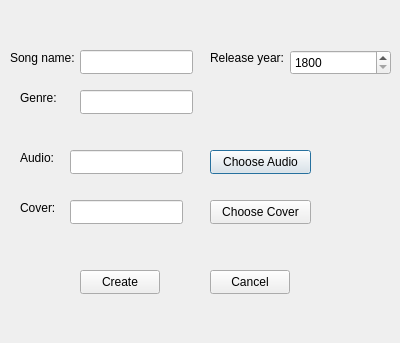
This is createsongdialog.ui in Kiana-hash/MusicAppQt as Qt 5 draws it before an edit. The edited form follows.
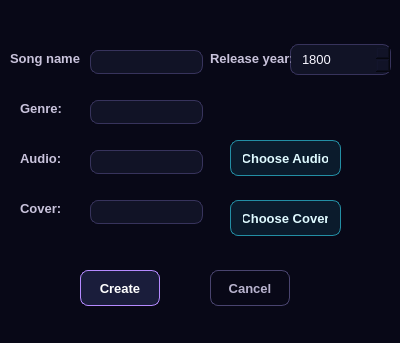
This is the edited form.

Commit message: made the ui stylish with stylesheets and added resource file for  background images inside app

Diff of the .ui file:
```diff
--- a/createsongdialog.ui
+++ b/createsongdialog.ui
@@ -13,10 +13,350 @@
   <property name="windowTitle">
    <string>Dialog</string>
   </property>
+  <property name="styleSheet">
+   <string notr="true">/* =========================================
+   SHARED DARK SYNTHWAVE FOUNDATION
+   ========================================= */
+
+QWidget {
+    color: #F7F5FF;
+    font-family: &quot;Segoe UI&quot;;
+    font-size: 10pt;
+}
+
+QDialog,
+QMainWindow {
+    background-color: #080817;
+}
+
+/* ---------- Labels ---------- */
+
+QLabel {
+    color: #F7F5FF;
+    background-color: transparent;
+}
+
+/* ---------- Text inputs ---------- */
+
+QLineEdit,
+QTextEdit,
+QSpinBox,
+QComboBox {
+    color: #F7F5FF;
+    background-color: rgba(17, 19, 39, 235);
+
+    border: 1px solid #37335C;
+    border-radius: 8px;
+
+    padding: 6px 9px;
+
+    selection-background-color: #8B5CF6;
+    selection-color: white;
+}
+
+QLineEdit:hover,
+QTextEdit:hover,
+QSpinBox:hover,
+QComboBox:hover {
+    border-color: #625A92;
+}
+
+QLineEdit:focus,
+QTextEdit:focus,
+QSpinBox:focus,
+QComboBox:focus {
+    background-color: #151831;
+    border: 1px solid #27D7F2;
+}
+
+QLineEdit:disabled,
+QTextEdit:disabled,
+QSpinBox:disabled,
+QComboBox:disabled {
+    color: #686581;
+    background-color: #0E1022;
+    border-color: #25233D;
+}
+
+/* ---------- Combo box ---------- */
+
+QComboBox::drop-down {
+    width: 25px;
+    border: none;
+}
+
+QComboBox QAbstractItemView {
+    color: #F7F5FF;
+    background-color: #14162D;
+
+    border: 1px solid #534B82;
+    border-radius: 7px;
+
+    padding: 4px;
+    outline: none;
+
+    selection-color: white;
+    selection-background-color: #734BD1;
+}
+
+/* ---------- Buttons ---------- */
+
+QPushButton {
+    min-height: 30px;
+
+    color: #F7F5FF;
+    background-color: #1A1D3B;
+
+    border: 1px solid #49446F;
+    border-radius: 8px;
+
+    padding: 2px 12px;
+
+    font-weight: 600;
+}
+
+QPushButton:hover {
+    background-color: #27264D;
+    border-color: #9B7CFF;
+}
+
+QPushButton:pressed {
+    background-color: #342A68;
+    border-color: #F15BB5;
+}
+
+QPushButton:focus {
+    border-color: #27D7F2;
+}
+
+QPushButton:disabled {
+    color: #686581;
+    background-color: #101225;
+    border-color: #282640;
+}
+
+/* ---------- Lists ---------- */
+
+QListWidget {
+    color: #F7F5FF;
+    background-color: rgba(14, 16, 35, 238);
+
+    border: 1px solid #302D52;
+    border-radius: 12px;
+
+    padding: 5px;
+    outline: none;
+}
+
+QListWidget::item {
+    min-height: 34px;
+
+    margin: 2px;
+    padding: 6px 9px;
+
+    border-radius: 8px;
+}
+
+QListWidget::item:hover {
+    background-color: rgba(93, 68, 157, 125);
+}
+
+QListWidget::item:selected {
+    color: white;
+    background-color: #6842C2;
+}
+
+/* ---------- Scrollbars ---------- */
+
+QScrollBar:vertical {
+    width: 10px;
+
+    background-color: transparent;
+
+    margin: 5px 2px 5px 0;
+}
+
+QScrollBar::handle:vertical {
+    min-height: 30px;
+
+    background-color: #4C4477;
+    border-radius: 5px;
+}
+
+QScrollBar::handle:vertical:hover {
+    background-color: #8B5CF6;
+}
+
+QScrollBar::add-line:vertical,
+QScrollBar::sub-line:vertical,
+QScrollBar::add-page:vertical,
+QScrollBar::sub-page:vertical {
+    height: 0;
+    background-color: transparent;
+}
+
+/* ---------- Radio buttons ---------- */
+
+QRadioButton {
+    color: #D8D4EC;
+    spacing: 7px;
+}
+
+QRadioButton::indicator {
+    width: 15px;
+    height: 15px;
+
+    background-color: #111327;
+
+    border: 1px solid #625A92;
+    border-radius: 8px;
+}
+
+QRadioButton::indicator:hover {
+    border-color: #27D7F2;
+}
+
+QRadioButton::indicator:checked {
+    background-color: #F15BB5;
+    border: 4px solid #211B43;
+}
+
+/* ---------- Sliders ---------- */
+
+QSlider::groove:horizontal {
+    height: 6px;
+
+    background-color: #292642;
+    border-radius: 3px;
+}
+
+QSlider::sub-page:horizontal {
+    background: qlineargradient(
+        x1: 0,
+        y1: 0,
+        x2: 1,
+        y2: 0,
+        stop: 0 #27D7F2,
+        stop: 0.52 #8B5CF6,
+        stop: 1 #F15BB5
+    );
+
+    border-radius: 3px;
+}
+
+QSlider::add-page:horizontal {
+    background-color: #292642;
+    border-radius: 3px;
+}
+
+QSlider::handle:horizontal {
+    width: 15px;
+
+    margin: -5px 0;
+
+    background-color: #F7F5FF;
+
+    border: 2px solid #A66CFF;
+    border-radius: 8px;
+}
+
+QSlider::handle:horizontal:hover {
+    background-color: #27D7F2;
+    border-color: white;
+}
+
+/* ---------- Tooltips ---------- */
+
+QToolTip {
+    color: white;
+    background-color: #171A35;
+
+    border: 1px solid #8B5CF6;
+    border-radius: 5px;
+
+    padding: 5px;
+}
+
+/* ---------- Message boxes ---------- */
+
+QMessageBox {
+    background-color: #0D0F20;
+}
+
+QMessageBox QLabel {
+    min-width: 260px;
+    color: #F7F5FF;
+}
+
+QMessageBox QPushButton {
+    min-width: 84px;
+}
+
+/* CREATE SONG */
+
+QDialog#CreateSongDialog {
+    background: qlineargradient(
+        x1: 0,
+        y1: 0,
+        x2: 1,
+        y2: 1,
+        stop: 0 #08111F,
+        stop: 0.5 #11142D,
+        stop: 1 #27153E
+    );
+}
+
+QLabel#label,
+QLabel#label_2,
+QLabel#label_3,
+QLabel#label_4,
+QLabel#label_5 {
+    color: #C9C3DC;
+    font-weight: 600;
+}
+
+QPushButton#createButton {
+    color: white;
+
+    background: qlineargradient(
+        x1: 0,
+        y1: 0,
+        x2: 1,
+        y2: 0,
+        stop: 0 #6941C6,
+        stop: 0.55 #8B5CF6,
+        stop: 1 #D946A5
+    );
+
+    border-color: #B58AFF;
+}
+
+QPushButton#createButton:hover {
+    border-color: #27D7F2;
+}
+
+QPushButton#chooseAudioButton,
+QPushButton#chooseCoverButton {
+    color: #DFFAFF;
+    background-color: rgba(39, 215, 242, 24);
+    border-color: #238EA4;
+}
+
+QPushButton#chooseAudioButton:hover,
+QPushButton#chooseCoverButton:hover {
+    color: #07151A;
+    background-color: #27D7F2;
+}
+
+QPushButton#cancelButton {
+    color: #B9B4CF;
+    background-color: transparent;
+}</string>
+  </property>
   <widget class="QLineEdit" name="songNameLineEdit">
    <property name="geometry">
     <rect>
-     <x>80</x>
+     <x>90</x>
      <y>50</y>
      <width>113</width>
      <height>24</height>
@@ -27,9 +367,9 @@
    <property name="geometry">
     <rect>
      <x>290</x>
-     <y>50</y>
+     <y>44</y>
      <width>101</width>
-     <height>25</height>
+     <height>31</height>
     </rect>
    </property>
    <property name="minimum">
@@ -42,8 +382,8 @@
   <widget class="QLineEdit" name="genreLineEdit">
    <property name="geometry">
     <rect>
-     <x>80</x>
-     <y>90</y>
+     <x>90</x>
+     <y>100</y>
      <width>113</width>
      <height>24</height>
     </rect>
@@ -52,7 +392,7 @@
   <widget class="QLineEdit" name="audioPathLineEdit">
    <property name="geometry">
     <rect>
-     <x>70</x>
+     <x>90</x>
      <y>150</y>
      <width>113</width>
      <height>24</height>
@@ -65,10 +405,10 @@
   <widget class="QPushButton" name="chooseAudioButton">
    <property name="geometry">
     <rect>
-     <x>210</x>
-     <y>150</y>
-     <width>101</width>
-     <height>24</height>
+     <x>230</x>
+     <y>140</y>
+     <width>111</width>
+     <height>36</height>
     </rect>
    </property>
    <property name="text">
@@ -78,7 +418,7 @@
   <widget class="QLineEdit" name="coverPathLineEdit">
    <property name="geometry">
     <rect>
-     <x>70</x>
+     <x>90</x>
      <y>200</y>
      <width>113</width>
      <height>24</height>
@@ -118,7 +458,7 @@
    <property name="geometry">
     <rect>
      <x>20</x>
-     <y>90</y>
+     <y>100</y>
      <width>49</width>
      <height>16</height>
     </rect>
@@ -156,10 +496,10 @@
   <widget class="QPushButton" name="chooseCoverButton">
    <property name="geometry">
     <rect>
-     <x>210</x>
+     <x>230</x>
      <y>200</y>
-     <width>101</width>
-     <height>24</height>
+     <width>111</width>
+     <height>36</height>
     </rect>
    </property>
    <property name="text">
@@ -172,7 +512,7 @@
      <x>210</x>
      <y>270</y>
      <width>80</width>
-     <height>24</height>
+     <height>36</height>
     </rect>
    </property>
    <property name="text">
@@ -185,7 +525,7 @@
      <x>80</x>
      <y>270</y>
      <width>80</width>
-     <height>24</height>
+     <height>36</height>
     </rect>
    </property>
    <property name="text">
```
The commit also changes 25 other files.
